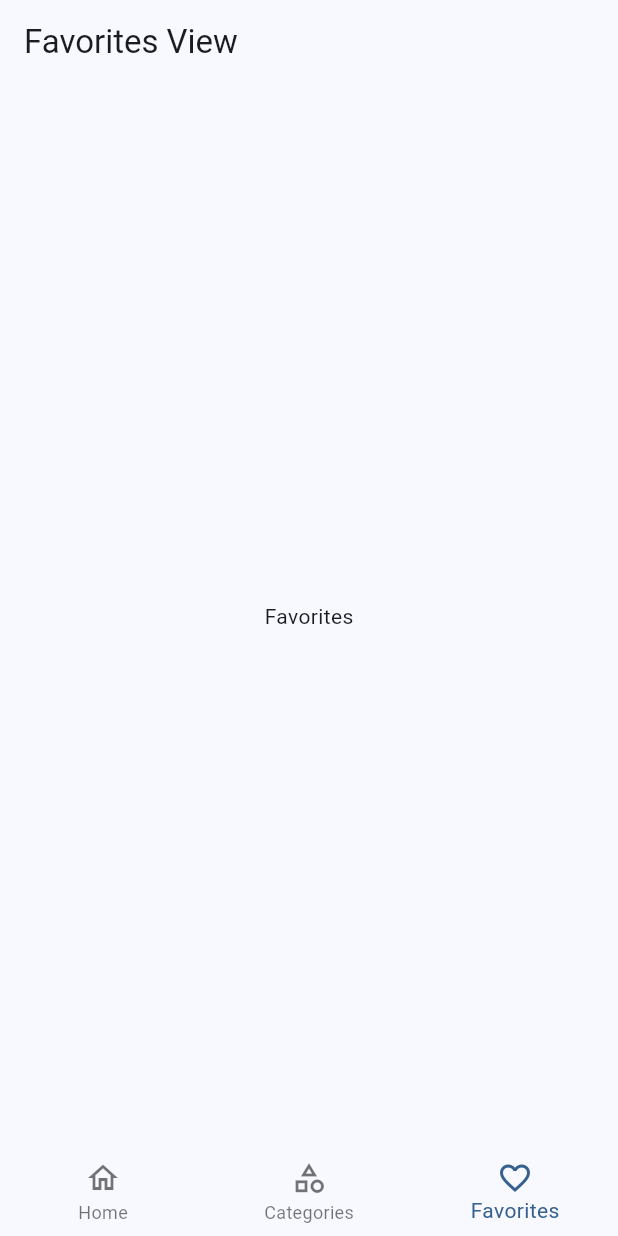
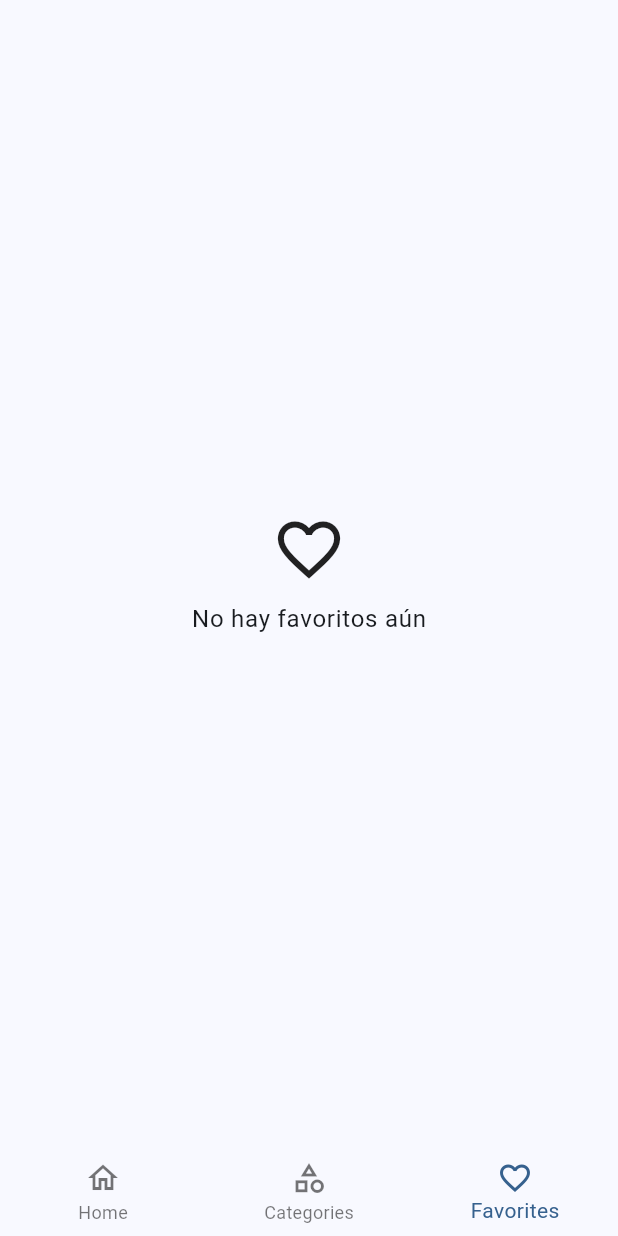
Before and after one commit to santacruzandres1/cinemapedia, a Flutter app: the screen it shows after launch, item 3 of the bottom bar chosen, on a phone screen of 412 x 824 dp. Run offline on Flutter 3.47's test engine with Material 3 defaults, Android fonts, the phone set to English and light mode, and no system bars; our stand-ins replace animate_do, card_swiper, dio, flutter_dotenv, flutter_riverpod, go_router and 1 more; accounts and stored records are empty; generated files the repository leaves out were written again; network calls fail.

Commit message:
fin seccion 17

```diff
--- a/lib/presentations/delgates/search_delegate_movie.dart
+++ b/lib/presentations/delgates/search_delegate_movie.dart
@@ -117,7 +117,7 @@ void _onQueryChanged( String query ) {
 
   @override
   Widget? buildLeading(BuildContext context) {
-    //Contruyela parte del icono de cinemapedia
+    //Construyela parte del icono de cinemapedia
     return IconButton(
         onPressed: () {
           // context.pop(); //------> en este caso funciona el pop pero dependiendo de los requerimientos de la app vamos a necesitar utilizar em metodo close()
--- a/lib/presentations/providers/providers.dart
+++ b/lib/presentations/providers/providers.dart
@@ -7,4 +7,6 @@ export 'movies/repository/movies_repository_provider.dart';
 export 'movies/movies_slideshow_provider.dart';
 
 export 'search/search_movies_provider.dart';
+
 export 'storage/local_storage_provider.dart';
+export 'storage/favorite_movies_providers.dart';
--- a/lib/presentations/screens/views/movies/favorites_view.dart
+++ b/lib/presentations/screens/views/movies/favorites_view.dart
@@ -1,17 +1,63 @@
+import 'package:cinemapedia/presentations/providers/providers.dart';
+import 'package:cinemapedia/presentations/widgets/widgets.dart';
 import 'package:flutter/material.dart';
+import 'package:flutter_riverpod/flutter_riverpod.dart';
 
-class FavoritesView extends StatelessWidget {
+class FavoritesView extends ConsumerStatefulWidget {
   const FavoritesView({super.key});
 
   @override
+  FavoritesViewState createState() => FavoritesViewState();
+}
+
+class FavoritesViewState extends ConsumerState<FavoritesView> {
+    bool isLastPage=false;
+    bool isLoading=false;
+  @override
+  void initState() {
+    super.initState();
+    loadNetxPage();
+  }
+
+  void loadNetxPage()async{
+    if(isLoading || isLastPage)return;
+    isLoading=true;
+    final movies = await ref.read(favoritedMoviesProviders.notifier).loadNetxPage();
+    isLoading=false;
+    if(movies.isEmpty){
+      isLastPage=true;
+    }
+  }
+
+
+  @override
   Widget build(BuildContext context) {
+    final favoriteMovies = ref.watch(favoritedMoviesProviders).values.toList();
+    final textStyle = Theme.of(context).textTheme;
+
+    if(favoriteMovies.isEmpty){
+      return Scaffold(
+        body: Center(
+          child: Column(
+            crossAxisAlignment: CrossAxisAlignment.center,
+            mainAxisAlignment: MainAxisAlignment.center,
+            children: [
+              const Icon(Icons.favorite_border_outlined, size: 50,),
+              const SizedBox(height: 10,),
+              Text('No hay favoritos aún', style: textStyle.bodyLarge,),
+
+            ]),
+        ),
+      );
+    }
+
+
     return Scaffold(
-      appBar: AppBar(
-        title: const Text('Favorites View'),
-      ),
-      body: const Center(
-        child: Text('Favorites'),
-      ),
+      body:MovieMasonry(
+        loadNextPage: loadNetxPage,
+        movies: favoriteMovies,
+        ),
+
     );
   }
 }
--- a/lib/presentations/widgets/shared/custom_appbar.dart
+++ b/lib/presentations/widgets/shared/custom_appbar.dart
@@ -51,7 +51,7 @@ class CustomAppBar extends ConsumerWidget {
                         .then((movie) {
                       if (movie == null) return;
 
-                      context.push('/movie/${movie.id}');
+                      context.push('/home/0/movie/${movie.id}');
                     });
                   },
                   icon: const Icon(Icons.search))
--- a/lib/presentations/widgets/widgets.dart
+++ b/lib/presentations/widgets/widgets.dart
@@ -2,3 +2,5 @@ export 'package:cinemapedia/presentations/widgets/movies/movies_slideshow.dart';
 export 'package:cinemapedia/presentations/widgets/shared/custom_appbar.dart';
 export 'package:cinemapedia/presentations/widgets/shared/custom_bottom_navigation.dart';
 export 'package:cinemapedia/presentations/widgets/shared/full_screen_loader.dart';
+export 'package:cinemapedia/presentations/widgets/movies/movie_poster_link.dart';
+export 'movies/movie_masonry.dart';
--- a/pubspec.yaml
+++ b/pubspec.yaml
@@ -14,6 +14,7 @@ dependencies:
     sdk: flutter
   flutter_dotenv: ^5.1.0
   flutter_riverpod: ^2.5.1
+  flutter_staggered_grid_view: ^0.7.0
   go_router: ^14.0.2
   intl: ^0.19.0
   isar: ^3.1.0+1
```
Also changed, not shown: lib/presentations/providers/storage/favorite_movies_providers.dart (added, +47 -0 lines), lib/presentations/screens/movies/movie_screen.dart (+26 -20 lines), lib/presentations/widgets/movies/movie_masonry.dart (added, +68 -0 lines), lib/presentations/widgets/movies/movie_poster_link.dart (added, +22 -0 lines), pubspec.lock.
